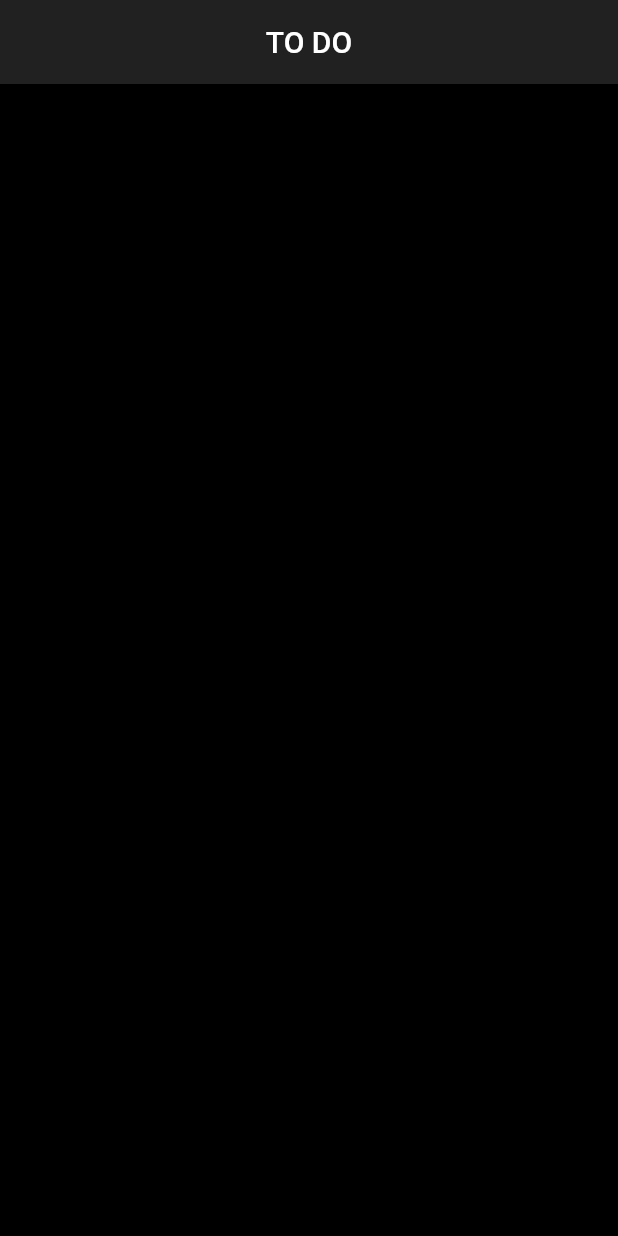
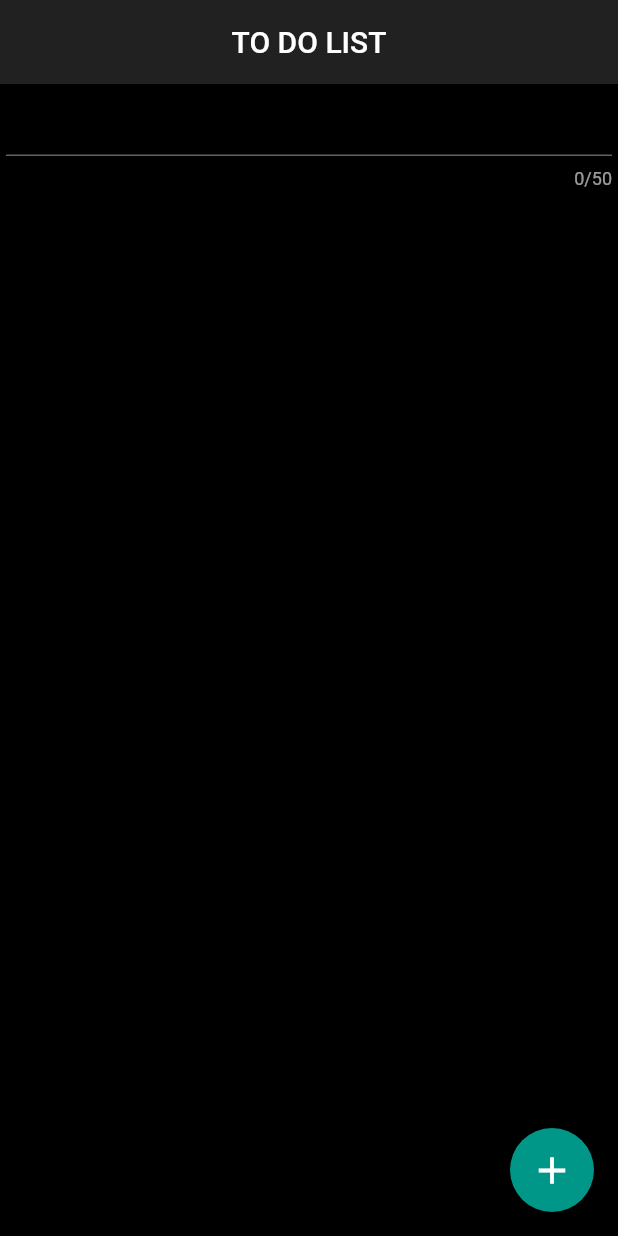
Before and after one commit to Gurubalan-GIT/To-Do-Flutter, a Flutter app: the screen it shows after launch, on a phone screen of 412 x 824 dp. Run offline on Flutter 3.47's test engine with Material 2 defaults, Android fonts, the phone set to English and light mode, and no system bars.

Commit message:
✨ feat: add functionality for todo tasks

```diff
--- a/lib/views/index.dart
+++ b/lib/views/index.dart
@@ -1,4 +1,5 @@
 import 'package:flutter/material.dart';
+import 'package:to_do/widgets/taskItemWidget.dart';
 
 class ToDoPage extends StatefulWidget {
   @override
@@ -6,11 +7,48 @@ class ToDoPage extends StatefulWidget {
 }
 
 class _ToDoPageState extends State<ToDoPage> {
+  TextEditingController inputController = TextEditingController();
+  List<Widget> taskList = <Widget>[];
   @override
   Widget build(BuildContext context) {
     return Scaffold(
       appBar: AppBar(
-        title: Center(child: Text('TO DO')),
+        title: Center(child: Text('TO DO LIST')),
+      ),
+      body: Column(
+        children: [
+          Expanded(
+              flex: 2,
+              child: Container(
+                padding: EdgeInsets.symmetric(horizontal: 4),
+                child: TextField(
+                  autocorrect: true,
+                  controller: inputController,
+                  maxLength: 50,
+                ),
+              )),
+          Expanded(
+              flex: 12,
+              child: Container(
+                padding: EdgeInsets.symmetric(horizontal: 10),
+                child: Column(
+                  children: taskList,
+                ),
+              ))
+        ],
+      ),
+      floatingActionButton: FloatingActionButton(
+        onPressed: () {
+          setState(() {
+            taskList.add(TaskItem(taskName: inputController.text));
+          });
+        },
+        backgroundColor: Colors.teal[500],
+        child: Icon(
+          Icons.add,
+          size: 30,
+          color: Colors.white,
+        ),
       ),
     );
   }
```
Also changed, not shown: lib/widgets/taskItemWidget.dart (added, +23 -0 lines), 1 other file.
